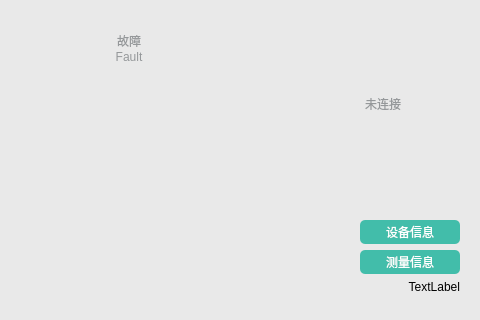
Old version of the form Demo/deinitwidget.ui in the repository 13438120136/XDemo; both pictures show x 222 to 702 and y 183 to 503 of the 702 by 503 pixel window.
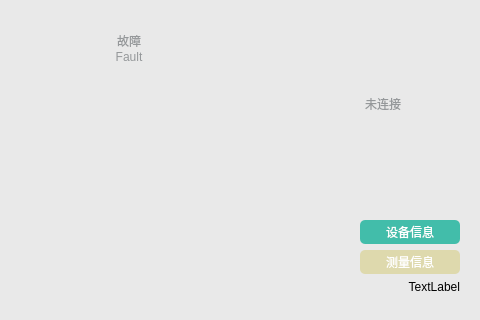
New version of the form. The open tabs and pages were chosen to show the change. Icons and pictures are not drawn.

Diff of the .ui file:
```diff
--- a/Demo/deinitwidget.ui
+++ b/Demo/deinitwidget.ui
@@ -1066,8 +1066,8 @@
    max-width:100px;
    max-height:24px;
    font: 13px &quot;微软雅黑&quot;;
-   color: #FFFFFF;
-   background-color: #42BDAA;   
+   color: #FFFFFF;    
+   background-color:  #42BDAA00; 
    border:none;
    border-radius:5px;
 }</string>
```
Left out of the diff: 4 changed lines with no effect on the pictures.
